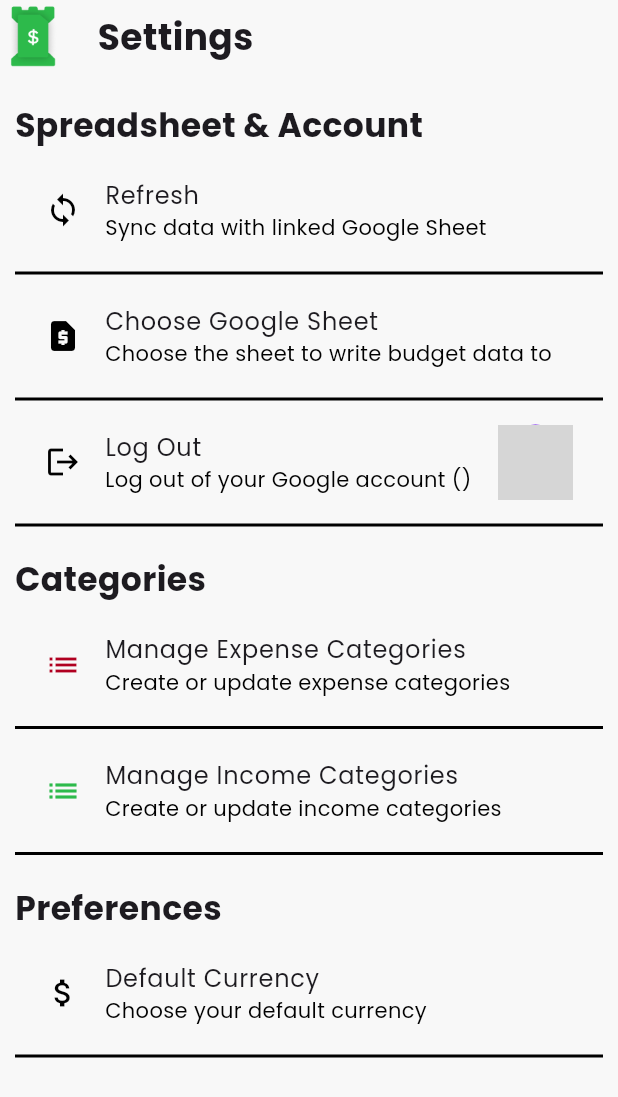
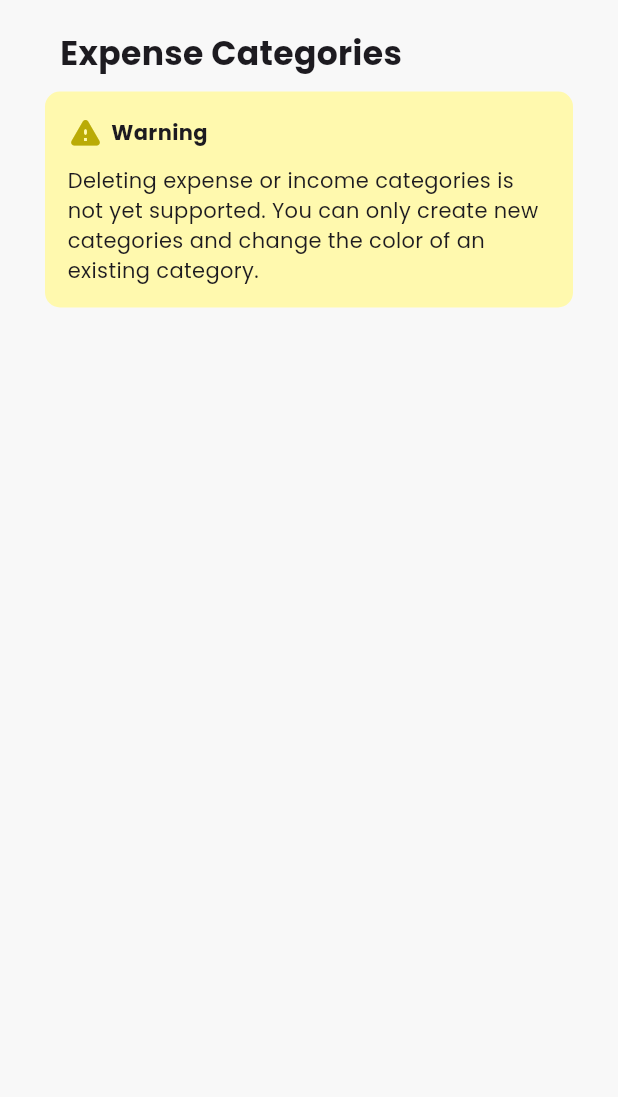
Before and after one commit to hrushikeshrv/money-warden, a Flutter app: the SettingsPage widget shown alone on an empty page, opened directly, after a tap on "Manage Expense Categories", on a phone screen of 412 x 824 dp. Shown: the top 1097 px of the screen. Run offline on Flutter 3.47's test engine with Material 3 defaults, Android fonts, the phone set to English and light mode, and no system bars; our stand-ins replace community_charts_flutter, firebase_core, google_sign_in, googleapis_auth, shared_preferences; missing offline and left inert: community_charts_common, extension_google_sign_in_as_googleapis_auth, googleapis; accounts and stored records are empty; network calls fail; grey boxes are pictures that could not be loaded.

Commit message:
Created transaction categories list page

```diff
--- a/lib/main.dart
+++ b/lib/main.dart
@@ -1,9 +1,11 @@
 import 'package:flutter/material.dart';
 import 'package:google_sign_in/google_sign_in.dart';
 import 'package:firebase_core/firebase_core.dart';
+import 'package:money_warden/pages/transaction_categories_list.dart';
 import 'package:provider/provider.dart';
 
 import 'package:money_warden/models/budget_sheet.dart';
+import 'package:money_warden/models/transaction.dart';
 import 'package:money_warden/pages/login.dart';
 import 'package:money_warden/pages/analytics.dart';
 import 'package:money_warden/pages/homepage.dart';
@@ -85,6 +87,8 @@ class _MoneyWardenState extends State<MoneyWarden> {
             'analytics': (context) => const AnalyticsPage(),
             'settings': (context) => const SettingsPage(),
             'user_sheets_list': (context) => const UserSheetsList(),
+            'expense_categories_list': (context) => const TransactionCategoriesList(transactionType: TransactionType.expense),
+            'income_categories_list': (context) => const TransactionCategoriesList(transactionType: TransactionType.income),
           },
           // Try to sign the user in silently and show the splash screen in the
           // mean time
--- /dev/null
+++ b/lib/pages/transaction_categories_list.dart
@@ -0,0 +1,51 @@
+import 'package:flutter/material.dart';
+import 'package:provider/provider.dart';
+
+import 'package:money_warden/components/heading1.dart';
+import 'package:money_warden/components/mw_warning.dart';
+import 'package:money_warden/models/budget_sheet.dart';
+import 'package:money_warden/models/transaction.dart';
+
+
+class TransactionCategoriesList extends StatefulWidget {
+  final TransactionType transactionType;
+  const TransactionCategoriesList({super.key, required this.transactionType});
+
+  @override
+  State<TransactionCategoriesList> createState() => _TransactionCategoriesListState();
+}
+
+class _TransactionCategoriesListState extends State<TransactionCategoriesList> {
+  @override
+  Widget build(BuildContext context) {
+    return Consumer<BudgetSheet>(
+      builder: (context, budget, child) {
+        String transactionType = widget.transactionType == TransactionType.expense ? 'Expense' : 'Income';
+        return Scaffold(
+          body: SafeArea(
+            child: Container(
+              padding: const EdgeInsets.only(top: 10, left: 30, right: 30),
+              child: Expanded(
+                child: ListView(
+                  shrinkWrap: true,
+                  children: [
+                    Padding(
+                      padding: const EdgeInsets.only(top: 10, left: 10),
+                      child: Heading1(text: '$transactionType Categories'),
+                    ),
+                    const SizedBox(height: 10),
+                    const MwWarning(
+                      children: [
+                        Text('Deleting expense or income categories is not yet supported. You can only create new categories and change the color of an existing category.')
+                      ]
+                    ),
+                  ],
+                ),
+              ),
+            ),
+          ),
+        );
+      },
+    );
+  }
+}
--- a/lib/pages/user_sheets_list.dart
+++ b/lib/pages/user_sheets_list.dart
@@ -35,7 +35,10 @@ class _UserSheetsListState extends State<UserSheetsList> {
             mainAxisAlignment: MainAxisAlignment.start,
             crossAxisAlignment: CrossAxisAlignment.start,
             children: [
-              const Heading1(text: 'Your Spreadsheets'),
+              const Padding(
+                padding: EdgeInsets.only(left: 10, top: 10),
+                child: Heading1(text: 'Your Spreadsheets'),
+              ),
               const SizedBox(height: 10),
               const MwWarning(
                 children: [
```
Also changed, not shown: lib/pages/expense_categories_list.dart (deleted, +0 -25 lines), lib/pages/settings.dart (+6 -2 lines).
